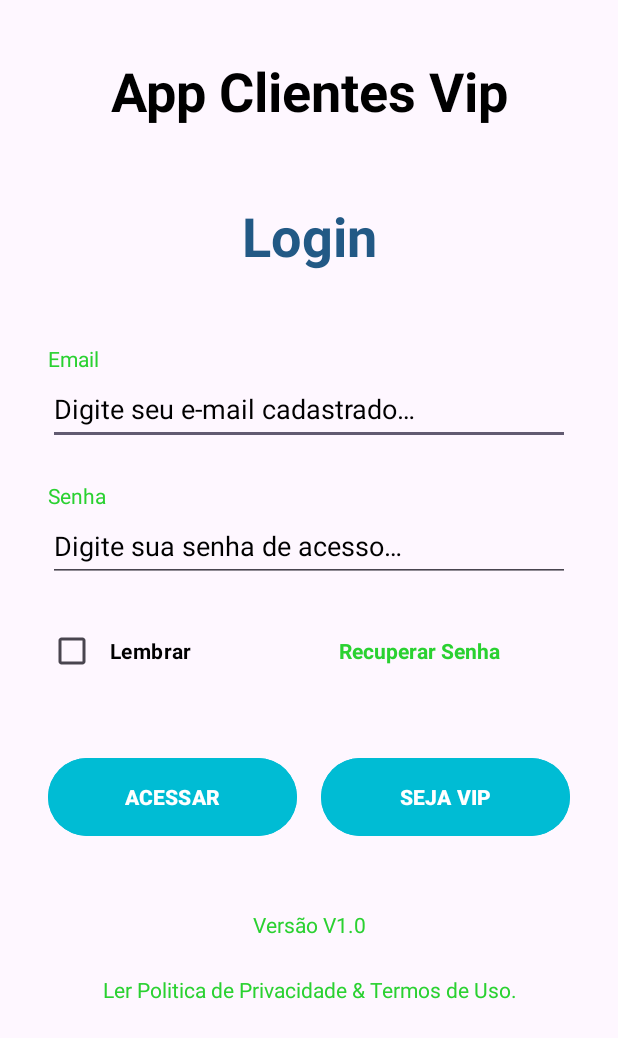
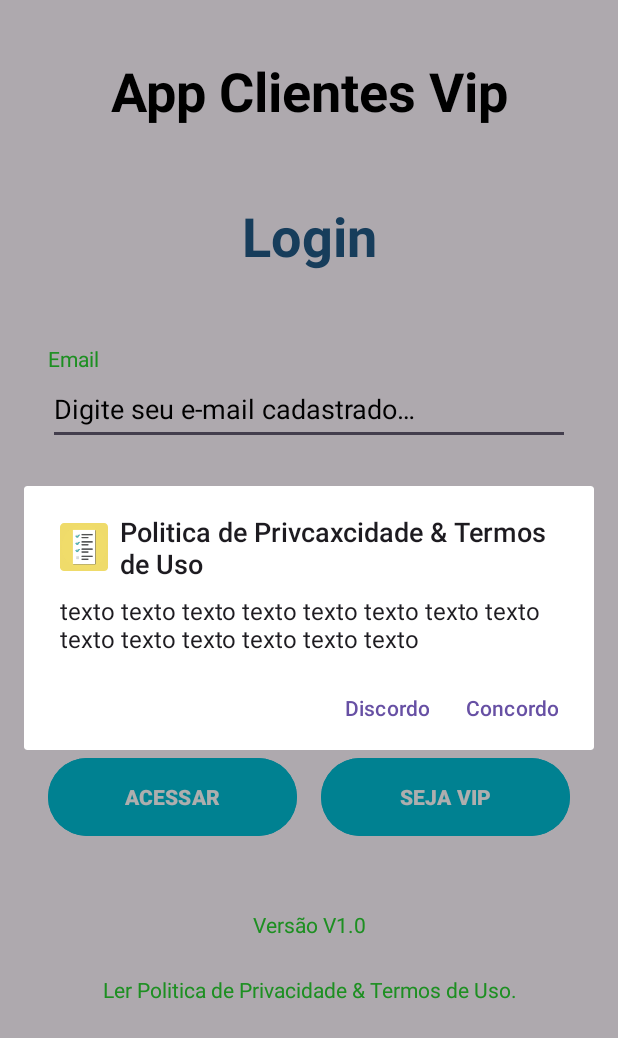
Before and after one commit to Nunes982/AppDataEHoraAtual, an Android app: the screen it shows after launch (LoginActivity), after a tap on an icon or button, on a phone screen of 412 x 824 dp. Shown: the top 1038 px of the screen. Run offline under Robolectric (Android 15) with nearby library versions, the phone set to English and light mode, and no system bars.

Commit message:
setado AlertDialog no btnCancelar

```diff
--- a/app/src/main/java/app/daaziv1/appclientevip/view/LoginActivity.java
+++ b/app/src/main/java/app/daaziv1/appclientevip/view/LoginActivity.java
@@ -1,7 +1,6 @@
 package app.daaziv1.appclientevip.view;
 
-import androidx.appcompat.app.AppCompatActivity;
-
+import android.content.DialogInterface;
 import android.content.Intent;
 import android.content.SharedPreferences;
 import android.os.Bundle;
@@ -12,6 +11,9 @@ import android.widget.CheckBox;
 import android.widget.EditText;
 import android.widget.TextView;
 import android.widget.Toast;
+
+import androidx.appcompat.app.AlertDialog;
+import androidx.appcompat.app.AppCompatActivity;
 
 import app.daaziv1.appclientevip.R;
 import app.daaziv1.appclientevip.api.AppUtil;
@@ -47,9 +49,9 @@ public class LoginActivity extends AppCompatActivity {
             @Override
             public void onClick(View v) {
 
-                if (isFormularioOk = validarFormulario()){
+                if (isFormularioOk = validarFormulario()) {
 
-                    if (validarDadosDoUsuario()){
+                    if (validarDadosDoUsuario()) {
 
                         salvarSharedPreferences();
 
@@ -60,7 +62,7 @@ public class LoginActivity extends AppCompatActivity {
                         finish();
                     }
 
-                }else {
+                } else {
 
                     Toast.makeText(getApplicationContext(),
                             "Verifique os dados...",
@@ -98,26 +100,45 @@ public class LoginActivity extends AppCompatActivity {
             @Override
             public void onClick(View v) {
 
-                Toast.makeText(getApplicationContext(),
-                        "Carregando tela com a politica de privacidade...",
-                        Toast.LENGTH_LONG).show();
+                new AlertDialog.Builder(LoginActivity.this)
+                        .setIcon(R.mipmap.ic_launcher_round)
+                        .setMessage("Esta é uma mensagem de exemplo.")
+                        .setTitle("Politica de Privcaxcidade & Termos de Uso")
+                        .setMessage("texto texto texto texto texto texto texto texto texto texto texto texto texto texto")
+                        .setNegativeButton("Discordo", new DialogInterface.OnClickListener() {
+                            @Override
+                            public void onClick(DialogInterface dialog, int which) {
+                                Toast.makeText(LoginActivity.this, "Lamentamos mais é necessário concordar...",
+                                        Toast.LENGTH_SHORT).show();
+                                finish();
+                            }
+                        })
+                        .setPositiveButton("Concordo", new DialogInterface.OnClickListener() {
+                            public void onClick(DialogInterface dialog, int id) {
+                                Toast.makeText(LoginActivity.this, "Seja bem vindo e conclua seu login.", Toast.LENGTH_SHORT).show();
+                                dialog.dismiss(); // Fecha o diálogo
+                            }
+                        })
+                        .create().show();
+
 
             }
+
         });
+    }
 
-    }
 
     private boolean validarFormulario() {
 
         boolean retorno = true;
 
-        if (TextUtils.isEmpty(editEmailLogin.getText().toString())){
+        if (TextUtils.isEmpty(editEmailLogin.getText().toString())) {
             editEmailLogin.setError("*");
             editEmailLogin.requestFocus();
             retorno = false;
         }
 
-        if (TextUtils.isEmpty(editSenhaLogin.getText().toString())){
+        if (TextUtils.isEmpty(editSenhaLogin.getText().toString())) {
             editSenhaLogin.setError("*");
             editSenhaLogin.requestFocus();
             retorno = false;
@@ -151,7 +172,7 @@ public class LoginActivity extends AppCompatActivity {
 
     }
 
-    public boolean validarDadosDoUsuario(){
+    public boolean validarDadosDoUsuario() {
 
         return ClienteController.validarDadosDoCliente(clienteFake,
                 editEmailLogin.getText().toString(),
--- a/gradle.properties
+++ b/gradle.properties
@@ -19,3 +19,5 @@ android.useAndroidX=true
 # resources declared in the library itself and none from the library's dependencies,
 # thereby reducing the size of the R class for that library
 android.nonTransitiveRClass=true
+android.defaults.buildfeatures.buildconfig=true
+android.nonFinalResIds=false
```
Also changed, not shown: app/src/main/java/app/daaziv1/appclientevip/view/ClienteVipActivity.java (+12 -3 lines).
